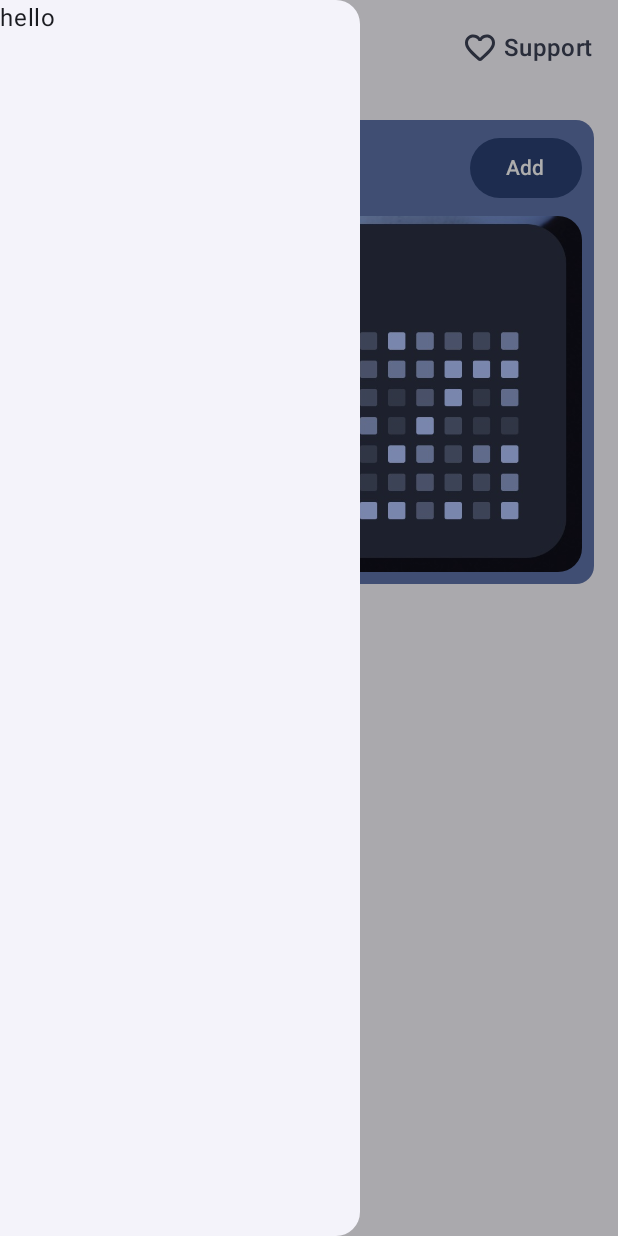
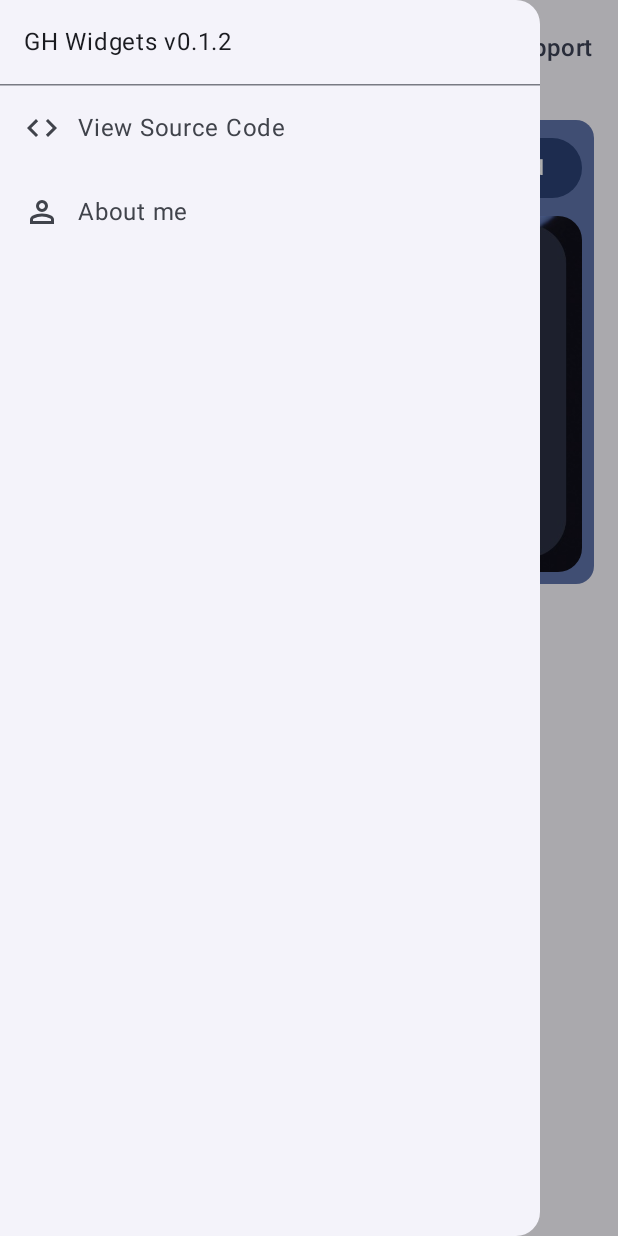
Before and after one commit to amkhrjee/GHWidgets, an Android app built with Jetpack Compose: the screen it shows after launch (MainActivity), after a tap on "Avatar", on a phone screen of 412 x 824 dp. Run offline under Robolectric (Android 15) with nearby library versions, the phone set to English and light mode, and no system bars.

Commit message:
all design done

```diff
--- a/app/src/main/java/com/example/githubwidgets/MainActivity.kt
+++ b/app/src/main/java/com/example/githubwidgets/MainActivity.kt
@@ -25,12 +25,14 @@ import androidx.compose.material3.Card
 import androidx.compose.material3.CardDefaults
 import androidx.compose.material3.DrawerValue
 import androidx.compose.material3.ExperimentalMaterial3Api
+import androidx.compose.material3.HorizontalDivider
 import androidx.compose.material3.Icon
 import androidx.compose.material3.IconButton
 import androidx.compose.material3.MaterialTheme
 import androidx.compose.material3.ModalBottomSheet
 import androidx.compose.material3.ModalDrawerSheet
 import androidx.compose.material3.ModalNavigationDrawer
+import androidx.compose.material3.NavigationDrawerItem
 import androidx.compose.material3.OutlinedButton
 import androidx.compose.material3.Scaffold
 import androidx.compose.material3.Text
@@ -47,7 +49,6 @@ import androidx.compose.runtime.setValue
 import androidx.compose.ui.Alignment
 import androidx.compose.ui.Modifier
 import androidx.compose.ui.draw.clip
-import androidx.compose.ui.graphics.BlendModeColorFilter
 import androidx.compose.ui.res.painterResource
 import androidx.compose.ui.text.style.TextAlign
 import androidx.compose.ui.unit.dp
@@ -102,7 +103,32 @@ fun HomeActivity(context: Context) {
     ModalNavigationDrawer(
         drawerState = drawerState,
         drawerContent = {
-            ModalDrawerSheet { Text("hello") }
+            ModalDrawerSheet {
+                Text("GH Widgets v0.1.2", modifier = Modifier.padding(16.dp))
+                HorizontalDivider()
+                NavigationDrawerItem(
+                    icon = {
+                        Icon(
+                            painter = painterResource(R.drawable.code_24px),
+                            contentDescription = null
+                        )
+                    },
+                    label = { Text(text = "View Source Code") },
+                    selected = false,
+                    onClick = { /*TODO*/ }
+                )
+                NavigationDrawerItem(
+                    icon = {
+                        Icon(
+                            painter = painterResource(R.drawable.person_24px),
+                            contentDescription = null
+                        )
+                    },
+                    label = { Text(text = "About me") },
+                    selected = false,
+                    onClick = { /*TODO*/ }
+                )
+            }
         },
     ) {
         Scaffold(topBar = {
@@ -193,14 +219,9 @@ fun HomeActivity(context: Context) {
                 }
             }
 
-//            Test Button
 
             Column(Modifier.padding(contentPadding)) {
-//                Text("Your Widgets", style = MaterialTheme.typography.titleMedium)
-//                Spacer(Modifier.size(6.dp))
-//                Button({
-//                    addWidget(context)
-//                }) { Text("Pin Widget") }
+
                 Card(
                     colors = CardDefaults.cardColors(
                         containerColor = MaterialTheme.colorScheme.primaryContainer,
@@ -220,7 +241,7 @@ fun HomeActivity(context: Context) {
                                 style = MaterialTheme.typography.titleLarge,
                                 color = MaterialTheme.colorScheme.onPrimaryContainer
                             )
-                            Button({addWidget(context)}) {
+                            Button({ addWidget(context) }) {
                                 Text("Add")
                             }
                         }
--- /dev/null
+++ b/app/src/main/res/drawable/code_24px.xml
@@ -0,0 +1,10 @@
+<vector xmlns:android="http://schemas.android.com/apk/res/android"
+    android:width="24dp"
+    android:height="24dp"
+    android:viewportWidth="960"
+    android:viewportHeight="960"
+    android:tint="?attr/colorControlNormal">
+  <path
+      android:fillColor="@android:color/white"
+      android:pathData="M320,720L80,480L320,240L377,297L193,481L376,664L320,720ZM640,720L583,663L767,479L584,296L640,240L880,480L640,720Z"/>
+</vector>
--- /dev/null
+++ b/app/src/main/res/drawable/person_24px.xml
@@ -0,0 +1,10 @@
+<vector xmlns:android="http://schemas.android.com/apk/res/android"
+    android:width="24dp"
+    android:height="24dp"
+    android:viewportWidth="960"
+    android:viewportHeight="960"
+    android:tint="?attr/colorControlNormal">
+  <path
+      android:fillColor="@android:color/white"
+      android:pathData="M480,480Q414,480 367,433Q320,386 320,320Q320,254 367,207Q414,160 480,160Q546,160 593,207Q640,254 640,320Q640,386 593,433Q546,480 480,480ZM160,800L160,688Q160,654 177.5,625.5Q195,597 224,582Q286,551 350,535.5Q414,520 480,520Q546,520 610,535.5Q674,551 736,582Q765,597 782.5,625.5Q800,654 800,688L800,800L160,800ZM240,720L720,720L720,688Q720,677 714.5,668Q709,659 700,654Q646,627 591,613.5Q536,600 480,600Q424,600 369,613.5Q314,627 260,654Q251,659 245.5,668Q240,677 240,688L240,720ZM480,400Q513,400 536.5,376.5Q560,353 560,320Q560,287 536.5,263.5Q513,240 480,240Q447,240 423.5,263.5Q400,287 400,320Q400,353 423.5,376.5Q447,400 480,400ZM480,320Q480,320 480,320Q480,320 480,320Q480,320 480,320Q480,320 480,320Q480,320 480,320Q480,320 480,320Q480,320 480,320Q480,320 480,320ZM480,720L480,720Q480,720 480,720Q480,720 480,720Q480,720 480,720Q480,720 480,720Q480,720 480,720Q480,720 480,720Q480,720 480,720Q480,720 480,720L480,720Z"/>
+</vector>
```
